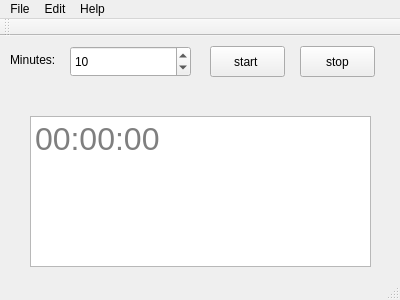
Before: the Qt Designer form mainwindow.ui in beekalam/simple-timer, drawn with Qt 5.
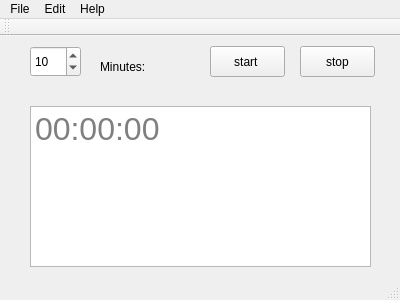
After: the same form once the commit is applied. Icons and pictures are not drawn.

Commit message: enable timer loop

What changed in the file:
```diff
--- a/mainwindow.ui
+++ b/mainwindow.ui
@@ -47,9 +47,9 @@
    <widget class="QSpinBox" name="spinBox">
     <property name="geometry">
      <rect>
-      <x>70</x>
+      <x>30</x>
       <y>10</y>
-      <width>121</width>
+      <width>51</width>
       <height>31</height>
      </rect>
     </property>
@@ -67,9 +67,9 @@
     <property name="geometry">
      <rect>
       <x>30</x>
-      <y>80</y>
+      <y>70</y>
       <width>341</width>
-      <height>151</height>
+      <height>161</height>
      </rect>
     </property>
     <property name="font">
@@ -91,9 +91,9 @@
    <widget class="QLabel" name="label">
     <property name="geometry">
      <rect>
-      <x>10</x>
-      <y>13</y>
-      <width>47</width>
+      <x>100</x>
+      <y>20</y>
+      <width>51</width>
       <height>21</height>
      </rect>
     </property>
```
The commit also changes 1 other file.
